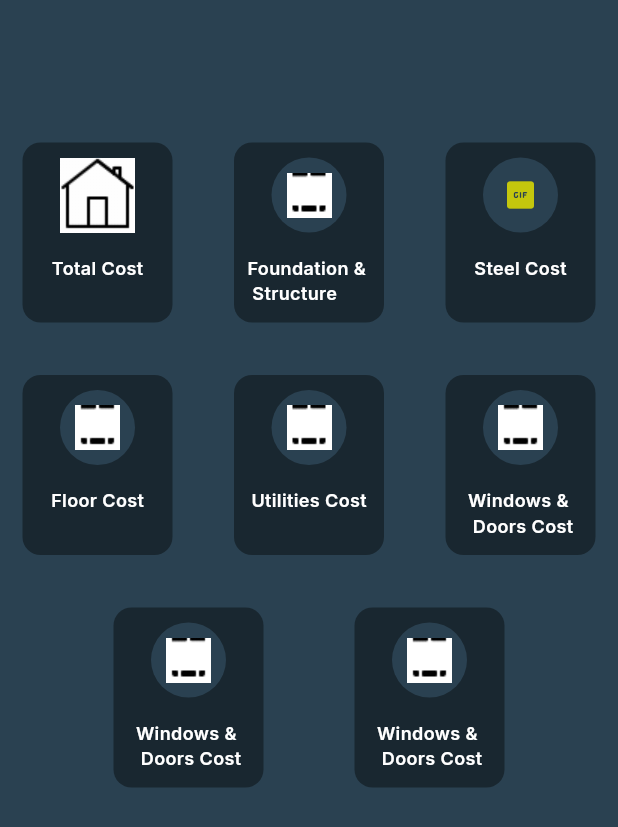
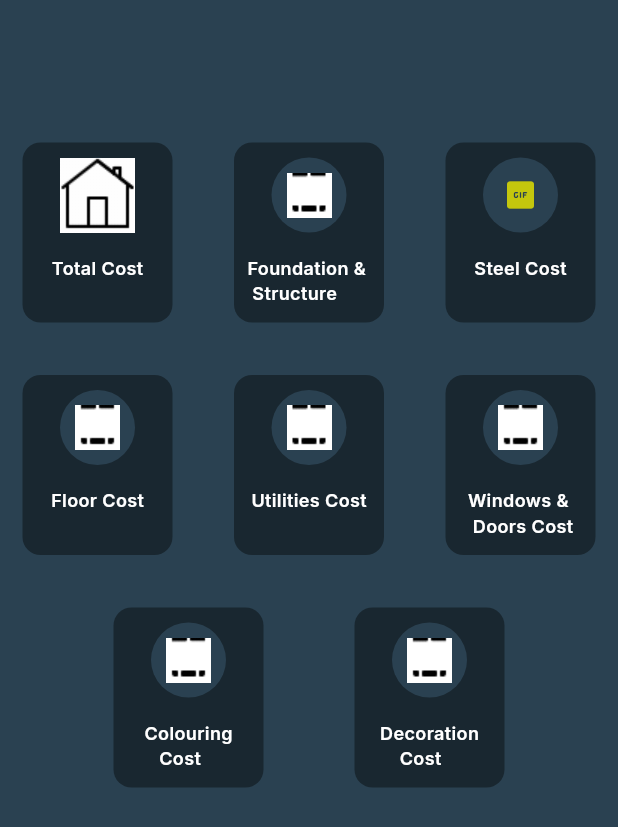
Before and after one commit to abdullahmad23/constructoncostestimator, a Flutter app: the ShowAllData screen opened directly, on a phone screen of 412 x 824 dp. Shown: the top 827 px of the screen. Run offline on Flutter 3.47's test engine with Material 3 defaults, Android fonts, the light colour scheme and no system bars; our stand-ins replace flutter_easyloading, google_fonts.

Commit message:
all cost pages made

```diff
--- /dev/null
+++ b/lib/Costs/Colouring.dart
@@ -0,0 +1,15 @@
+import 'package:flutter/material.dart';
+
+class Colouring extends StatefulWidget {
+  const Colouring({super.key});
+
+  @override
+  State<Colouring> createState() => _ColouringState();
+}
+
+class _ColouringState extends State<Colouring> {
+  @override
+  Widget build(BuildContext context) {
+    return const Scaffold();
+  }
+}
--- /dev/null
+++ b/lib/Costs/Decoration.dart
@@ -0,0 +1,15 @@
+import 'package:flutter/material.dart';
+
+class decoration extends StatefulWidget {
+  const decoration({super.key});
+
+  @override
+  State<decoration> createState() => _decorationState();
+}
+
+class _decorationState extends State<decoration> {
+  @override
+  Widget build(BuildContext context) {
+    return const Scaffold();
+  }
+}
--- a/lib/Costs/Foundation.dart
+++ b/lib/Costs/Foundation.dart
@@ -16,6 +16,8 @@ class _FoundationState extends State<Foundation> {
     return Scaffold(
       backgroundColor: const Color(0xff2a4151),
       body: SafeArea(
+          child: Padding(
+        padding: const EdgeInsets.all(10),
         child: Column(
           children: [
             // ================ Foundation & Structure Cost ====================
@@ -101,6 +103,7 @@ class _FoundationState extends State<Foundation> {
               ),
             ),
           ],
+        ),
       )),
     );
   }
--- a/lib/Screens/showallcost.dart
+++ b/lib/Screens/showallcost.dart
@@ -349,7 +349,7 @@ class _ShowAllDataState extends State<ShowAllData> {
                           height: 15,
                         ),
                         Text(
-                          'Windows &\n Doors Cost',
+                          'Colouring\n   Cost',
                           style: Heading5(),
                         ),
                       ],
@@ -389,7 +389,7 @@ class _ShowAllDataState extends State<ShowAllData> {
                           height: 15,
                         ),
                         Text(
-                          'Windows &\n Doors Cost',
+                          'Decoration\n    Cost',
                           style: Heading5(),
                         ),
                       ],
```
Also changed, not shown: lib/Costs/Utilities.dart (added, +15 -0 lines), lib/Costs/Windowss.dart (added, +15 -0 lines), lib/Costs/floor.dart (added, +15 -0 lines). Lines whose indentation alone changed are shown as unchanged.
